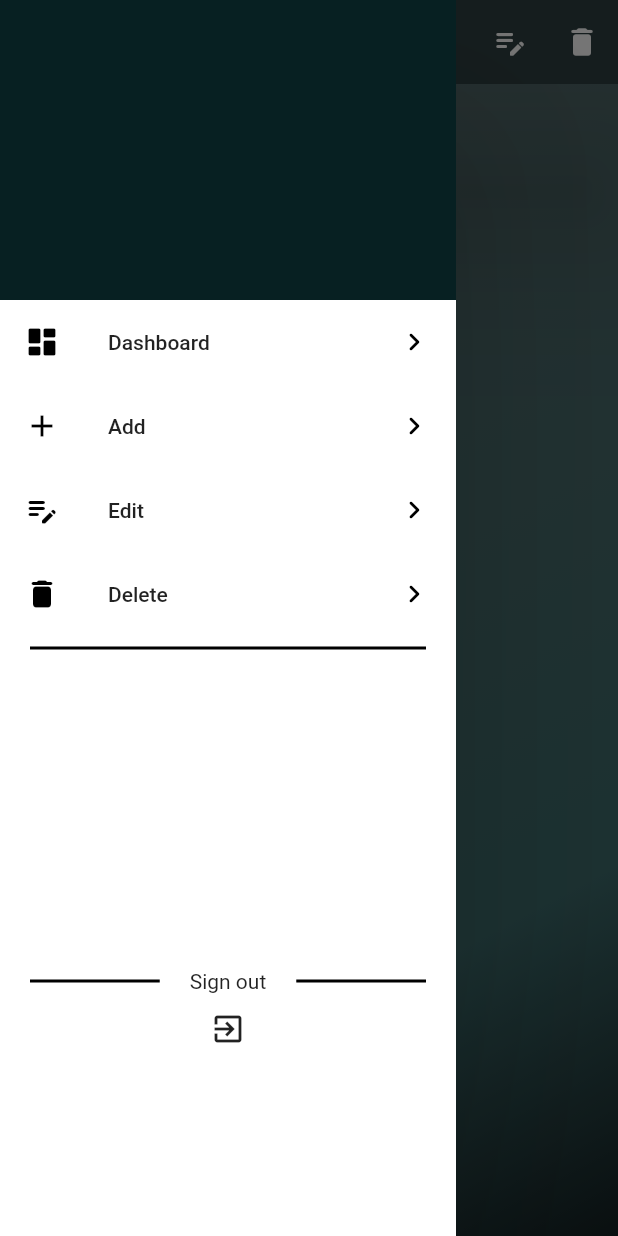
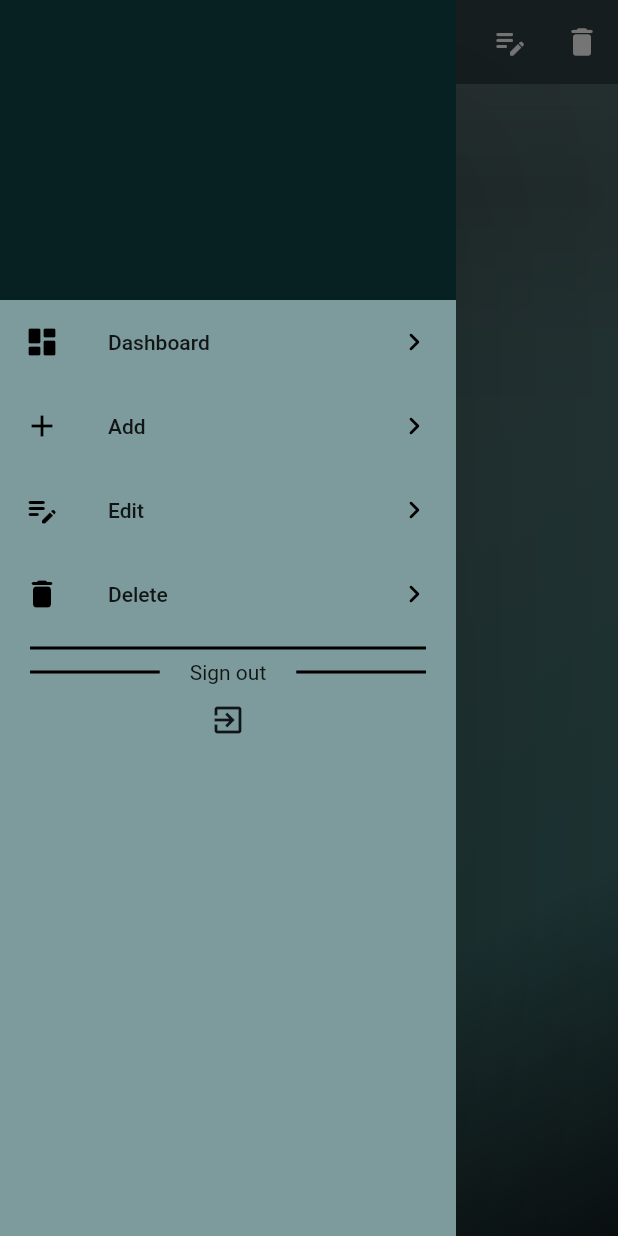
Before and after one commit to Ahmedriyadh19/Management-Factory-System, a Flutter app: the screen it shows after launch, with the side drawer open, on a phone screen of 412 x 824 dp. Run offline on Flutter 3.47's test engine with Material 2 defaults, Android fonts, the phone set to English and light mode, and no system bars; our stand-ins replace font_awesome_flutter.

Commit message:
Update v7.9

```diff
--- a/lib/View/Main Pages/home.dart
+++ b/lib/View/Main Pages/home.dart
@@ -1,4 +1,3 @@
-import 'package:flutter/foundation.dart';
 import 'package:flutter/material.dart';
 import 'package:font_awesome_flutter/font_awesome_flutter.dart';
 import 'package:management_factory_system/View/Containers/background.dart';
@@ -7,7 +6,6 @@ import 'package:management_factory_system/View/Main%20Pages/Dashboard/dashboard.
 import 'package:management_factory_system/View/Main%20Pages/Delete/delete_page.dart';
 import 'package:management_factory_system/View/Main%20Pages/Edit/edit_page.dart';
 import 'package:management_factory_system/View/Main%20Pages/login.dart';
-import 'package:management_factory_system/main.dart';
 
 class Home extends StatefulWidget {
   const Home({Key? key}) : super(key: key);
@@ -17,17 +15,20 @@ class Home extends StatefulWidget {
 }
 
 class _HomeState extends State<Home> {
-  static List<bool> isSelectedBtn = [false, false, false, false];
-
+  static List<bool> isSelectedBtnList = [];
   static List<PopupMenuItem> addListOption = [];
   static List<PopupMenuItem> editListOption = [];
   static List<PopupMenuItem> deleteListOption = [];
 
   initializeOptionsMenuList() {
-    setState(() {
+    isSelectedBtnList.clear();
     addListOption.clear();
     editListOption.clear();
     deleteListOption.clear();
+
+    for (int i = 0; i < 22; i++) {
+      isSelectedBtnList.add(false);
+    }
 
     addListOption
         .add(createOption(FontAwesomeIcons.userPlus, 'Add Customer', 4));
@@ -35,8 +36,8 @@ class _HomeState extends State<Home> {
         .add(createOption(FontAwesomeIcons.fileInvoice, 'Add Order', 5));
     addListOption.add(createOption(FontAwesomeIcons.user, 'Add Staff', 6));
     addListOption.add(createOption(Icons.payment_rounded, 'Add Income', 7));
-      addListOption.add(
-          createOption(FontAwesomeIcons.moneyCheckDollar, 'Add outcome', 8));
+    addListOption
+        .add(createOption(FontAwesomeIcons.moneyCheckDollar, 'Add outcome', 8));
     addListOption
         .add(createOption(Icons.insert_drive_file_rounded, 'Add Product', 9));
 
@@ -45,8 +46,7 @@ class _HomeState extends State<Home> {
     editListOption
         .add(createOption(FontAwesomeIcons.filePen, 'Edit Order', 11));
     editListOption.add(createOption(FontAwesomeIcons.pen, 'Edit Staff', 12));
-      editListOption
-          .add(createOption(Icons.payment_rounded, 'Edit Income', 13));
+    editListOption.add(createOption(Icons.payment_rounded, 'Edit Income', 13));
     editListOption
         .add(createOption(FontAwesomeIcons.moneyBill, 'Edit outcome', 14));
     editListOption
@@ -56,31 +56,38 @@ class _HomeState extends State<Home> {
         .add(createOption(FontAwesomeIcons.userXmark, 'Delete Customer', 16));
     deleteListOption
         .add(createOption(FontAwesomeIcons.fileWaveform, 'Delete Order', 17));
-      deleteListOption.add(
-          createOption(FontAwesomeIcons.userLargeSlash, 'Delete Staff', 18));
+    deleteListOption
+        .add(createOption(FontAwesomeIcons.userLargeSlash, 'Delete Staff', 18));
     deleteListOption
         .add(createOption(FontAwesomeIcons.circleMinus, 'Delete Income', 19));
-      deleteListOption.add(
-          createOption(FontAwesomeIcons.folderMinus, 'Delete outcome', 20));
+    deleteListOption
+        .add(createOption(FontAwesomeIcons.folderMinus, 'Delete outcome', 20));
     deleteListOption.add(
         createOption(FontAwesomeIcons.fileCircleXmark, 'Delete Product', 21));
-    });
   }
 
-  static List<Widget> wed = [
+  static List<Widget> pages = [
     const Dashboard(),
     const AddPage(),
     const EditPage(),
     const DeletePage()
   ];
 
-  Widget currentWidget = wed[0];
+  Widget currentWidget = pages[0];
 
   Drawer drawer(BuildContext ctx) {
     return Drawer(
-      backgroundColor: const Color.fromARGB(255, 255, 255, 255),
+      backgroundColor: const Color.fromARGB(255, 125, 155, 156),
       elevation: 50,
-      child: ListView(children: [
+      child: SizedBox(
+        height: double.infinity,
+        child: ListView(shrinkWrap: true, children: [
+          Column(
+            mainAxisAlignment: MainAxisAlignment.spaceBetween,
+            children: [
+              Column(
+                mainAxisAlignment: MainAxisAlignment.start,
+                children: [
                   Container(
                     height: 200,
                     color: const Color.fromARGB(255, 7, 32, 34),
@@ -90,23 +97,29 @@ class _HomeState extends State<Home> {
                   line(Icons.edit_note_rounded, 'Edit', 2),
                   line(Icons.delete_rounded, 'Delete', 3),
                   div(),
-        SizedBox(
-          height: (MediaQuery.of(context).size.height / 4) ,
+                ],
               ),
+              Column(
+                mainAxisAlignment: MainAxisAlignment.end,
+                children: [
                   divWithTxt('Sign out'),
-        signOutBtn()
+                  signOutBtn(),
+                ],
+              ),
+            ],
+          ),
         ]),
+      ),
     );
   }
 
   void selectedPage(int index) {
     setState(() {
-      if (index < wed.length) {
-        currentWidget = wed[index];
+      if (index < pages.length) {
+        currentWidget = pages[index];
+        print(isSelectedBtnList);
       } else {
-        if (kDebugMode) {
         print('outOf rang =>  $index');
-        }
       }
     });
   }
@@ -135,10 +148,14 @@ class _HomeState extends State<Home> {
       leading: Icon(icon),
       title: Text(title),
       trailing: const Icon(Icons.keyboard_arrow_right_rounded),
-      hoverColor: Colors.blueAccent,
-      selectedColor: const Color.fromARGB(255, 7, 114, 62),
+      hoverColor: isSelectedBtnList[index]
+          ? Colors.greenAccent
+          : const Color.fromARGB(255, 255, 255, 255),
+      selectedColor: isSelectedBtnList[index]
+          ? const Color.fromARGB(255, 255, 255, 255)
+          : const Color.fromARGB(255, 0, 0, 0),
       iconColor: Colors.black,
-      selected: isSelectedBtn[index],
+      selected: isSelectedBtnList[index],
       onTap: () {
         setState(() {
           selectedPage(index);
@@ -149,11 +166,11 @@ class _HomeState extends State<Home> {
   }
 
   void getSelectedBtn(int index) {
-    for (int i = 0; i < isSelectedBtn.length; i++) {
+    for (int i = 0; i < isSelectedBtnList.length; i++) {
       if (i != index) {
-        isSelectedBtn[i] = false;
+        isSelectedBtnList[i] = false;
       } else {
-        isSelectedBtn[i] = true;
+        isSelectedBtnList[i] = true;
       }
     }
   }
@@ -217,8 +234,13 @@ class _HomeState extends State<Home> {
   }
 
   @override
+  void initState() {
+    super.initState();
+    initializeOptionsMenuList();
+  }
+
+  @override
   Widget build(BuildContext context) {
-    initializeOptionsMenuList();
     return Scaffold(
         drawer: drawer(context),
         appBar: upBar(context),
@@ -227,4 +249,3 @@ class _HomeState extends State<Home> {
         ));
   }
 }
-// new customer, new payment, new
```
Lines whose indentation alone changed are shown as unchanged.
